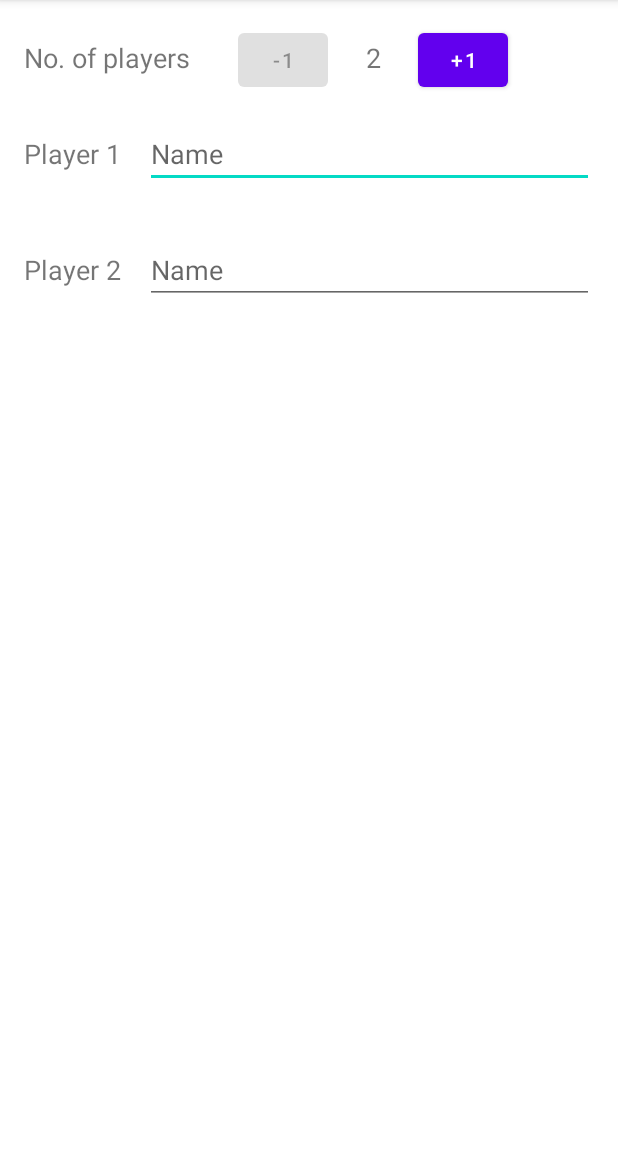
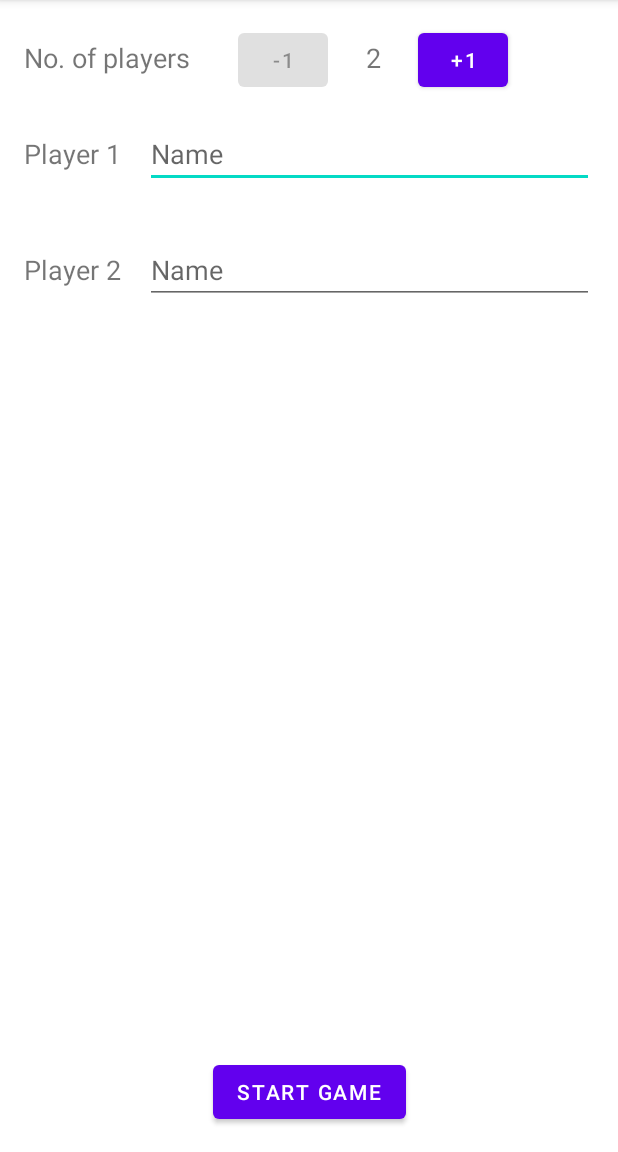
Before and after one commit to tamj0rd2/skull-king-calculator, an Android app: the screen it shows after launch (MainActivity), on a phone screen of 412 x 824 dp, the part 84-1236 px from its top. Run offline under Robolectric (Android 15) with nearby library versions, the phone set to English and light mode, and no system bars.

Commit message:
Save player names and create a new activity

```diff
--- a/app/build.gradle
+++ b/app/build.gradle
@@ -41,6 +41,7 @@ dependencies {
     implementation 'androidx.constraintlayout:constraintlayout:2.0.4'
     implementation "androidx.fragment:fragment-ktx:1.2.5"
     implementation "androidx.lifecycle:lifecycle-viewmodel-savedstate:2.3.0-beta01"
+    implementation 'androidx.legacy:legacy-support-v4:1.0.0'
     testImplementation 'junit:junit:4.13.1'
     androidTestImplementation 'androidx.test.ext:junit:1.1.2'
     androidTestImplementation 'androidx.test.espresso:espresso-core:3.3.0'
--- a/app/src/main/java/com/tamj0rd2/skullkingcalculator/GameSetupFragment.kt
+++ b/app/src/main/java/com/tamj0rd2/skullkingcalculator/GameSetupFragment.kt
@@ -7,19 +7,23 @@ import android.widget.TextView
 import androidx.constraintlayout.widget.Barrier
 import androidx.constraintlayout.widget.ConstraintLayout
 import androidx.fragment.app.Fragment
-import androidx.fragment.app.viewModels
+import androidx.fragment.app.commit
 import com.tamj0rd2.skullkingcalculator.components.PlayerInput
-import com.tamj0rd2.skullkingcalculator.viewmodels.GameSetupViewModel
+import com.tamj0rd2.skullkingcalculator.viewmodels.Player
 
-class GameSetupFragment : Fragment(R.layout.game_setup) {
-    private val viewModel: GameSetupViewModel by viewModels()
+class GameSetupFragment : Fragment(R.layout.fragment_game_setup) {
+    companion object {
+        const val FragmentTag = "gameSetupFragment"
+    }
 
     private lateinit var playerCountTextView: TextView
     private lateinit var topLevelLayout: ConstraintLayout
     private lateinit var removePlayerButton: Button
     private lateinit var addPlayerButton: Button
     private lateinit var playerConfigBarrier: Barrier
+    private lateinit var startGameButton: Button
 
+    private val players = mutableListOf(Player(1), Player(2))
     private val playerInputs = mutableListOf<PlayerInput>()
 
     override fun onViewCreated(view: View, savedInstanceState: Bundle?) {
@@ -32,13 +36,27 @@ class GameSetupFragment : Fragment(R.layout.game_setup) {
         this.removePlayerButton.setOnClickListener { this.removePlayerInput() }
 
         this.addPlayerButton = view.findViewById(R.id.addPlayer)
-        this.addPlayerButton.setOnClickListener { this.addPlayerInput() }
+        this.addPlayerButton.setOnClickListener { this.addNewPlayer() }
 
-        this.addPlayerInput()
-        this.addPlayerInput()
+        this.startGameButton = view.findViewById(R.id.startGame)
+        this.startGameButton.setOnClickListener { this.startGame() }
+
+        this.players.forEach { player -> this.addPlayerInput(player) }
     }
 
-    private fun addPlayerInput() {
+    override fun onDestroyView() {
+        super.onDestroyView()
+        this.players.forEachIndexed { index, player -> player.name = this.playerInputs[index].getInputValue() }
+        this.playerInputs.clear()
+    }
+
+    private fun addNewPlayer() {
+        val player = Player(this.players.size + 1)
+        this.players.add(player)
+        this.addPlayerInput(player)
+    }
+
+    private fun addPlayerInput(player: Player) {
         val layoutParams = ConstraintLayout.LayoutParams(
             ConstraintLayout.LayoutParams.MATCH_CONSTRAINT,
             ConstraintLayout.LayoutParams.WRAP_CONTENT
@@ -47,7 +65,7 @@ class GameSetupFragment : Fragment(R.layout.game_setup) {
         layoutParams.endToEnd = this.topLevelLayout.id
         layoutParams.topToBottom = this.playerInputs.lastOrNull()?.id ?: this.playerConfigBarrier.id
 
-        val playerInput = PlayerInput(this.context, null, this.playerInputs.size + 1)
+        val playerInput = PlayerInput(this.context, null, player)
         playerInput.id = View.generateViewId()
         playerInput.layoutParams = layoutParams
 
@@ -67,4 +85,12 @@ class GameSetupFragment : Fragment(R.layout.game_setup) {
         this.addPlayerButton.isEnabled = this.playerInputs.size < 6
         this.playerCountTextView.text = this.playerInputs.size.toString()
     }
+
+    private fun startGame() {
+        this.parentFragmentManager.commit {
+            setReorderingAllowed(true)
+            addToBackStack(null)
+            replace(R.id.fragment_container_view, DealAndBetFragment.newInstance("hello", "world"))
+        }
+    }
 }
--- a/app/src/main/java/com/tamj0rd2/skullkingcalculator/MainActivity.kt
+++ b/app/src/main/java/com/tamj0rd2/skullkingcalculator/MainActivity.kt
@@ -2,17 +2,25 @@ package com.tamj0rd2.skullkingcalculator
 
 import android.os.Bundle
 import androidx.appcompat.app.AppCompatActivity
+import androidx.fragment.app.Fragment
 import androidx.fragment.app.add
 import androidx.fragment.app.commit
 
 class MainActivity : AppCompatActivity(R.layout.activity_main) {
+    private lateinit var gameSetupFragment: Fragment
+
     override fun onCreate(savedInstanceState: Bundle?) {
         super.onCreate(savedInstanceState)
         if (savedInstanceState == null) {
             this.supportFragmentManager.commit {
                 setReorderingAllowed(true)
-                add<GameSetupFragment>(R.id.fragment_container_view)
+                add<GameSetupFragment>(R.id.fragment_container_view, GameSetupFragment.FragmentTag)
             }
+            return
         }
+
+        gameSetupFragment =
+            this.supportFragmentManager.getFragment(savedInstanceState, "gameSetupFragment")
+                ?: throw Error("No fragment found...")
     }
 }
--- a/app/src/main/java/com/tamj0rd2/skullkingcalculator/components/PlayerInput.kt
+++ b/app/src/main/java/com/tamj0rd2/skullkingcalculator/components/PlayerInput.kt
@@ -7,9 +7,9 @@ import android.widget.EditText
 import android.widget.LinearLayout
 import android.widget.TextView
 import com.tamj0rd2.skullkingcalculator.R
+import com.tamj0rd2.skullkingcalculator.viewmodels.Player
 
-class PlayerInput(context: Context?, attrs: AttributeSet?, playerId: Int) : LinearLayout(context, attrs) {
-
+class PlayerInput(context: Context?, attrs: AttributeSet?) : LinearLayout(context, attrs) {
     private val textView: TextView
     private val editText: EditText
 
@@ -18,8 +18,15 @@ class PlayerInput(context: Context?, attrs: AttributeSet?, playerId: Int) : Line
             .inflate(R.layout.player_input, this, true)
 
         this.textView = findViewById(R.id.playerNameLabel)
-        this.textView.text = String.format(this.resources.getString(R.string.playerLabel), playerId)
-
         this.editText = findViewById(R.id.playerNameInput)
     }
+
+    constructor(context: Context?, attrs: AttributeSet?, player: Player) : this(context, attrs) {
+        this.textView.text = String.format(this.resources.getString(R.string.playerLabel), player.id)
+        this.editText.setText(player.name)
+    }
+
+    fun getInputValue(): String {
+        return this.editText.text.toString()
+    }
 }
--- a/app/src/main/java/com/tamj0rd2/skullkingcalculator/viewmodels/GameSetupViewModel.kt
+++ b/app/src/main/java/com/tamj0rd2/skullkingcalculator/viewmodels/GameSetupViewModel.kt
@@ -11,4 +11,4 @@ class GameSetupViewModel(savedStateHandle: SavedStateHandle) : ViewModel() {
 
 }
 
-data class Player(val name: String)
+data class Player(val id: Int, var name: String = "")
--- a/app/src/main/res/layout/activity_main.xml
+++ b/app/src/main/res/layout/activity_main.xml
@@ -7,9 +7,43 @@
     android:layout_height="match_parent"
     tools:context=".MainActivity">
 
+    <androidx.constraintlayout.widget.Guideline
+        android:id="@+id/guideTop"
+        android:layout_width="wrap_content"
+        android:layout_height="wrap_content"
+        android:orientation="horizontal"
+        app:layout_constraintGuide_begin="16dp"
+        />
+
+    <androidx.constraintlayout.widget.Guideline
+        android:id="@+id/guideBottom"
+        android:layout_width="wrap_content"
+        android:layout_height="wrap_content"
+        android:orientation="horizontal"
+        app:layout_constraintGuide_end="16dp"
+        />
+
+    <androidx.constraintlayout.widget.Guideline
+        android:id="@+id/guideStart"
+        android:layout_width="wrap_content"
+        android:layout_height="wrap_content"
+        android:orientation="vertical"
+        app:layout_constraintGuide_begin="16dp"/>
+
+    <androidx.constraintlayout.widget.Guideline
+        android:id="@+id/guideEnd"
+        android:layout_width="wrap_content"
+        android:layout_height="wrap_content"
+        android:orientation="vertical"
+        app:layout_constraintGuide_end="16dp"/>
+
     <androidx.fragment.app.FragmentContainerView
-        android:layout_width="match_parent"
-        android:layout_height="match_parent"
-        android:id="@+id/fragment_container_view" />
+        android:layout_width="0dp"
+        android:layout_height="0dp"
+        android:id="@+id/fragment_container_view"
+        app:layout_constraintTop_toTopOf="@id/guideTop"
+        app:layout_constraintBottom_toBottomOf="@id/guideBottom"
+        app:layout_constraintStart_toStartOf="@id/guideStart"
+        app:layout_constraintEnd_toEndOf="@id/guideEnd"/>
 
 </androidx.constraintlayout.widget.ConstraintLayout>
--- a/app/src/main/res/layout/game_setup.xml
+++ b/app/src/main/res/layout/fragment_game_setup.xml
@@ -4,25 +4,26 @@
     xmlns:tools="http://schemas.android.com/tools"
     android:id="@+id/topLevelLayout"
     android:layout_width="match_parent"
-    android:layout_height="match_parent" >
+    android:layout_height="match_parent"
+    >
 
     <TextView
         android:id="@+id/players"
         android:layout_width="wrap_content"
         android:layout_height="wrap_content"
-        android:layout_marginStart="16dp"
         android:text="@string/playerSetup"
         android:textSize="18sp"
         app:layout_constrainedWidth="true"
-        app:layout_constraintBaseline_toBaselineOf="@+id/addPlayer"
-        app:layout_constraintStart_toStartOf="parent" />
+        app:layout_constraintStart_toStartOf="parent"
+        app:layout_constraintTop_toTopOf="@id/removePlayer"
+        app:layout_constraintBaseline_toBaselineOf="@id/removePlayer"
+        />
 
     <Button
         android:id="@+id/removePlayer"
         android:layout_width="60dp"
         android:layout_height="wrap_content"
         android:layout_marginStart="32sp"
-        android:layout_marginTop="16dp"
         android:text="@string/remove_player"
         android:textAlignment="center"
         app:layout_constraintStart_toEndOf="@+id/players"
@@ -42,18 +43,26 @@
         android:id="@+id/addPlayer"
         android:layout_width="60dp"
         android:layout_height="wrap_content"
-        android:layout_marginTop="16dp"
         android:text="@string/add_player"
         android:textAlignment="center"
         app:layout_constraintStart_toEndOf="@+id/playerCount"
-        app:layout_constraintTop_toTopOf="parent" />
+        app:layout_constraintBaseline_toBaselineOf="@+id/players"
+        app:layout_constraintTop_toTopOf="@id/removePlayer" />
 
     <androidx.constraintlayout.widget.Barrier
         android:id="@+id/playerConfig"
         android:layout_width="wrap_content"
         android:layout_height="wrap_content"
         app:barrierDirection="bottom"
-        app:constraint_referenced_ids="players,playerCount,addPlayer,removePlayer"
-        tools:layout_editor_absoluteY="731dp" />
+        app:constraint_referenced_ids="players,playerCount,addPlayer,removePlayer" />
+
+    <Button
+        android:id="@+id/startGame"
+        android:layout_width="wrap_content"
+        android:layout_height="wrap_content"
+        android:text="@string/start_game"
+        app:layout_constraintBottom_toBottomOf="parent"
+        app:layout_constraintEnd_toEndOf="parent"
+        app:layout_constraintStart_toStartOf="parent" />
 
 </androidx.constraintlayout.widget.ConstraintLayout>
--- a/app/src/main/res/layout/player_input.xml
+++ b/app/src/main/res/layout/player_input.xml
@@ -3,7 +3,8 @@
     xmlns:app="http://schemas.android.com/apk/res-auto"
     android:layout_width="match_parent"
     android:layout_height="wrap_content"
-    android:padding="16dp">
+    android:layout_marginTop="16dp"
+    android:layout_marginBottom="16dp">
 
     <TextView
         android:id="@+id/playerNameLabel"
@@ -21,6 +22,7 @@
         android:layout_height="wrap_content"
         android:layout_marginStart="16dp"
         android:hint="@string/name"
+        android:saveEnabled="false"
         android:inputType="textPersonName"
         app:layout_constraintEnd_toEndOf="parent"
         app:layout_constraintHorizontal_bias="0.0"
--- a/app/src/main/res/values/strings.xml
+++ b/app/src/main/res/values/strings.xml
@@ -5,4 +5,7 @@
     <string name="name">Name</string>
     <string name="playerSetup">No. of players</string>
     <string name="remove_player">-1</string>
+    <string name="start_game">Start Game</string>
+    <!-- TODO: Remove or change this placeholder text -->
+    <string name="hello_blank_fragment">Hello blank fragment</string>
 </resources>
```
Also changed, not shown: app/src/main/java/com/tamj0rd2/skullkingcalculator/DealAndBetFragment.kt (added, +59 -0 lines), app/src/main/res/layout/fragment_deal_and_bet.xml (added, +14 -0 lines).
